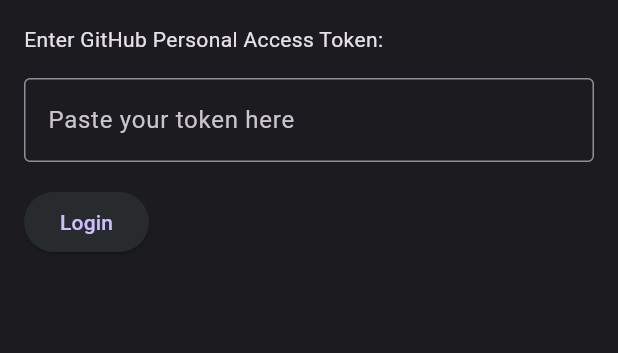
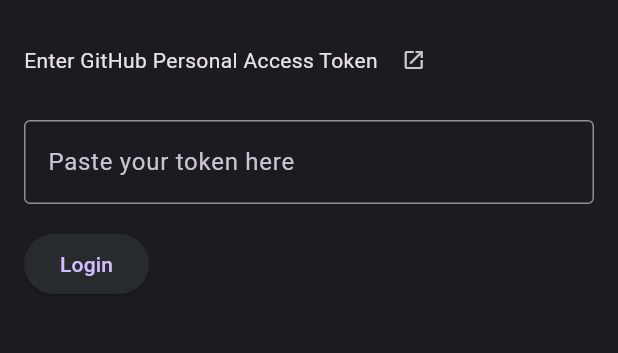
Before and after one commit to Hrishi127/github-repo, a Flutter app: the screen it shows after launch, on a phone screen of 412 x 824 dp, the part 84-437 px from its top. Run offline on Flutter 3.47's test engine with Material 3 defaults, Android fonts, the phone set to English and light mode, and no system bars; our stand-ins replace equatable, flutter_bloc, shared_preferences, timeago.

Commit message:
Added github reference button

```diff
--- a/lib/core/api_constants.dart
+++ /dev/null
@@ -1,5 +0,0 @@
-class Constants {
-  static const String githubClientId = 'Ov23libSijz1U7SWlWek';
-  static const String githubClientSecret = 'e0825cb2f7e4119ebc8c154d1a4ef7a48299d5a6';
-  static const String githubRedirectUri = 'https://google.com';
-}
--- /dev/null
+++ b/lib/core/constants.dart
@@ -0,0 +1,3 @@
+class Constants {
+  static String githubTokenUrl = "https://github.com/settings/tokens";
+}
--- a/lib/features/github_token/screens/github_token_screen.dart
+++ b/lib/features/github_token/screens/github_token_screen.dart
@@ -1,5 +1,8 @@
 import 'package:flutter/material.dart';
 import 'package:flutter_bloc/flutter_bloc.dart';
+import 'package:github_repo/core/constants.dart';
+import 'package:github_repo/features/repo/bloc/repo_bloc.dart';
+import 'package:github_repo/features/repo/bloc/repo_event.dart';
 import '../bloc/github_token_bloc.dart';
 import '../bloc/github_token_event.dart';
 import '../bloc/github_token_state.dart';
@@ -17,7 +20,18 @@
         child: Column(
           crossAxisAlignment: CrossAxisAlignment.start,
           children: [
-            const Text('Enter GitHub Personal Access Token:'),
+            Row(
+              children: [
+                const Text('Enter GitHub Personal Access Token'),
+                BlocProvider(
+                  create: (context) => RepoBloc(),
+                  child: IconButton(
+                    onPressed: () => context.read<RepoBloc>().add(OpenRepoUrlEvent(Constants.githubTokenUrl)),
+                    icon: const Icon(Icons.open_in_new, size: 16,)
+                  )
+                )
+              ],
+            ),
             const SizedBox(height: 16),
             TextField(
               controller: context.read<GitHubTokenBloc>().tokenController,
```
